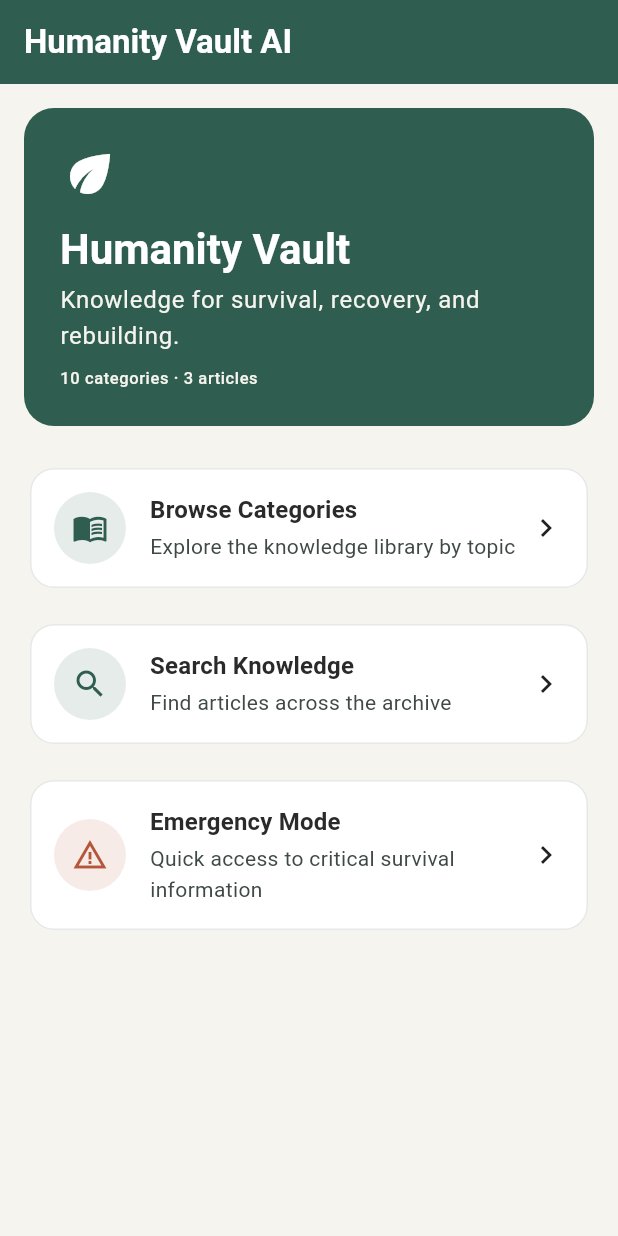
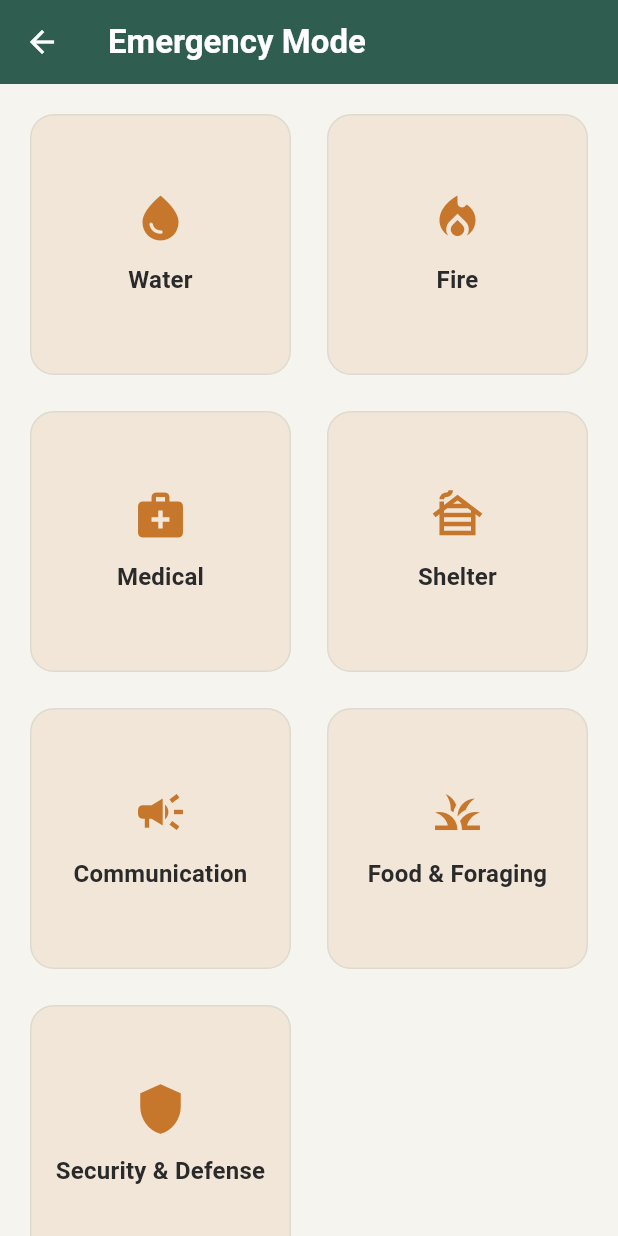
Before and after one commit to Daemonn00/humanity-vault-ai, a Flutter app: the screen it shows after launch, after a tap on "Emergency Mode", on a phone screen of 412 x 824 dp. Run offline on Flutter 3.47's test engine with Material 3 defaults, Android fonts, the phone set to English and light mode, and no system bars.

Commit message:
Implement Emergency Mode MVP
Add a new emergency feature module with a 7-category grid (Water,
Fire, Medical, Shelter, Communication, Food & Foraging, Security &
Defense) and per-category guidance screens, using a calm
prepared/resilient amber accent (#C7772B / #F2E6D8) instead of a red
alert identity. Wire it to the Home screen's Emergency Mode action.

```diff
--- a/humanity_vault_app/lib/core/theme/app_colors.dart
+++ b/humanity_vault_app/lib/core/theme/app_colors.dart
@@ -24,8 +24,11 @@ class AppColors {
   /// Primary text color.
   static const Color textPrimary = Color(0xFF2A2A2A);
 
-  /// Muted alert tone for Emergency Mode, distinct from the gold accent.
-  static const Color emergency = Color(0xFFB5563B);
+  /// Emergency Mode primary tone - prepared and resilient, not alarming.
+  static const Color emergencyPrimary = Color(0xFFC7772B);
+
+  /// Emergency Mode secondary tone - soft background/tint for cards.
+  static const Color emergencySecondary = Color(0xFFF2E6D8);
 
   // ---------------------------------------------------------------------
   // Muted category colors
--- /dev/null
+++ b/humanity_vault_app/lib/features/emergency/data/emergency_repository.dart
@@ -0,0 +1,119 @@
+import 'package:flutter/material.dart';
+
+import '../models/emergency_topic.dart';
+
+/// Provides the list of emergency preparedness topics.
+///
+/// Content is local placeholder guidance for the MVP - no database or
+/// network access is used.
+class EmergencyRepository {
+  static const List<EmergencyTopic> topics = [
+    EmergencyTopic(
+      name: 'Water',
+      icon: Icons.water_drop,
+      steps: [
+        'Locate the nearest available water source.',
+        'Filter out visible debris using cloth or a fine sieve.',
+        'Boil water for at least one minute before drinking.',
+        'Store purified water in clean, covered containers.',
+      ],
+      reminders: [
+        'Never drink untreated water if a safer source is available.',
+        'Boiling does not remove chemical contaminants.',
+        'Ration stored water until a reliable supply is confirmed.',
+      ],
+    ),
+    EmergencyTopic(
+      name: 'Fire',
+      icon: Icons.local_fire_department,
+      steps: [
+        'Choose a clear, sheltered spot away from flammable material.',
+        'Gather dry tinder, kindling, and fuel wood in advance.',
+        'Build a small, controlled flame before adding larger fuel.',
+        'Keep water or sand nearby to extinguish if needed.',
+      ],
+      reminders: [
+        'Never leave a fire unattended.',
+        'Fully extinguish before leaving the area or sleeping.',
+        'Use fire for warmth, cooking, water purification, and signaling.',
+      ],
+    ),
+    EmergencyTopic(
+      name: 'Medical',
+      icon: Icons.medical_services,
+      steps: [
+        'Check the area and the person for immediate danger.',
+        'Check responsiveness, breathing, and visible injuries.',
+        'Apply direct pressure to control any bleeding.',
+        'Keep the person warm, calm, and still while help is sought.',
+      ],
+      reminders: [
+        'Prioritize life-threatening issues first (airway, breathing, bleeding).',
+        'Do not move someone with a suspected spinal injury unless necessary.',
+        'Keep a basic first aid kit accessible at all times.',
+      ],
+    ),
+    EmergencyTopic(
+      name: 'Shelter',
+      icon: Icons.cabin,
+      steps: [
+        'Identify a location protected from wind, rain, and hazards.',
+        'Use available materials (tarps, branches, debris) for cover.',
+        'Insulate the ground to reduce heat loss.',
+        'Keep the shelter entrance small to retain warmth.',
+      ],
+      reminders: [
+        'Protection from the elements is often more urgent than food.',
+        'Avoid low ground prone to flooding or cold air pooling.',
+        'Reinforce shelter before nightfall or worsening weather.',
+      ],
+    ),
+    EmergencyTopic(
+      name: 'Communication',
+      icon: Icons.campaign,
+      steps: [
+        'Identify all available communication tools (radio, phone, signals).',
+        'Conserve device battery by limiting use to essential messages.',
+        'Establish a check-in plan and schedule with your group.',
+        'Use visual or audio signals if electronic communication fails.',
+      ],
+      reminders: [
+        'Three of anything (whistles, flashes, fires) is a recognized distress signal.',
+        'Share your location and plans before separating from a group.',
+        'Keep a written list of important contacts and frequencies.',
+      ],
+    ),
+    EmergencyTopic(
+      name: 'Food & Foraging',
+      icon: Icons.grass,
+      steps: [
+        'Inventory existing food supplies and ration accordingly.',
+        'Identify safe, known food sources before foraging widely.',
+        'Cook foraged food thoroughly when possible.',
+        'Store food securely away from pests and moisture.',
+      ],
+      reminders: [
+        'Never eat unidentified plants, fungi, or berries.',
+        'When in doubt, do without - misidentification can be fatal.',
+        'Prioritize calorie-dense, easy-to-store foods.',
+      ],
+    ),
+    EmergencyTopic(
+      name: 'Security & Defense',
+      icon: Icons.shield,
+      steps: [
+        'Assess surroundings for immediate threats before acting.',
+        'Secure shelter entrances and valuables.',
+        'Stay together as a group and avoid unnecessary risks.',
+        'De-escalate conflicts and avoid confrontation when possible.',
+      ],
+      reminders: [
+        'Awareness and avoidance are the best forms of defense.',
+        'Maintain a low profile to avoid attracting unwanted attention.',
+        'Establish a watch rotation if traveling or sheltering in a group.',
+      ],
+    ),
+  ];
+
+  List<EmergencyTopic> getTopics() => topics;
+}
--- /dev/null
+++ b/humanity_vault_app/lib/features/emergency/models/emergency_topic.dart
@@ -0,0 +1,23 @@
+import 'package:flutter/material.dart';
+
+/// Represents a top-level emergency preparedness category.
+class EmergencyTopic {
+  const EmergencyTopic({
+    required this.name,
+    required this.icon,
+    required this.steps,
+    required this.reminders,
+  });
+
+  /// Display name shown to the user.
+  final String name;
+
+  /// Icon representing the category.
+  final IconData icon;
+
+  /// Step-by-step guidance for this emergency topic.
+  final List<String> steps;
+
+  /// Key reminders to keep in mind for this topic.
+  final List<String> reminders;
+}
--- /dev/null
+++ b/humanity_vault_app/lib/features/emergency/presentation/emergency_category_screen.dart
@@ -0,0 +1,63 @@
+import 'package:flutter/material.dart';
+
+import '../../../core/theme/app_colors.dart';
+import '../../../core/theme/app_spacing.dart';
+import '../../../shared/widgets/bullet_list.dart';
+import '../../../shared/widgets/section_card.dart';
+import '../models/emergency_topic.dart';
+
+/// Displays guidance for a single emergency preparedness topic.
+class EmergencyCategoryScreen extends StatelessWidget {
+  const EmergencyCategoryScreen({super.key, required this.topic});
+
+  final EmergencyTopic topic;
+
+  @override
+  Widget build(BuildContext context) {
+    return Scaffold(
+      appBar: AppBar(
+        title: Text(topic.name),
+      ),
+      body: ListView(
+        padding: const EdgeInsets.all(AppSpacing.screenPadding),
+        children: [
+          Container(
+            width: double.infinity,
+            padding: const EdgeInsets.all(AppSpacing.lg),
+            decoration: BoxDecoration(
+              color: AppColors.emergencyPrimary,
+              borderRadius: BorderRadius.circular(AppSpacing.heroRadius),
+            ),
+            child: Row(
+              children: [
+                Icon(topic.icon, size: 40, color: Colors.white),
+                const SizedBox(width: AppSpacing.md),
+                Expanded(
+                  child: Text(
+                    topic.name,
+                    style:
+                        Theme.of(context).textTheme.headlineSmall?.copyWith(
+                              color: Colors.white,
+                            ),
+                  ),
+                ),
+              ],
+            ),
+          ),
+          const SizedBox(height: AppSpacing.md),
+          SectionCard(
+            icon: Icons.checklist,
+            title: 'What To Do',
+            child: BulletList(items: topic.steps),
+          ),
+          const SizedBox(height: AppSpacing.md),
+          SectionCard(
+            icon: Icons.lightbulb_outline,
+            title: 'Key Reminders',
+            child: BulletList(items: topic.reminders),
+          ),
+        ],
+      ),
+    );
+  }
+}
--- /dev/null
+++ b/humanity_vault_app/lib/features/emergency/presentation/emergency_screen.dart
@@ -0,0 +1,69 @@
+import 'package:flutter/material.dart';
+
+import '../../../core/theme/app_colors.dart';
+import '../../../core/theme/app_spacing.dart';
+import '../data/emergency_repository.dart';
+import 'emergency_category_screen.dart';
+
+/// Displays the Emergency Mode topic grid for fast access to
+/// life-saving knowledge.
+class EmergencyScreen extends StatelessWidget {
+  const EmergencyScreen({super.key});
+
+  @override
+  Widget build(BuildContext context) {
+    final topics = EmergencyRepository().getTopics();
+
+    return Scaffold(
+      appBar: AppBar(
+        title: const Text('Emergency Mode'),
+      ),
+      body: GridView.builder(
+        padding: const EdgeInsets.all(AppSpacing.screenPadding),
+        gridDelegate: const SliverGridDelegateWithFixedCrossAxisCount(
+          crossAxisCount: 2,
+          mainAxisSpacing: AppSpacing.md,
+          crossAxisSpacing: AppSpacing.md,
+          childAspectRatio: 1,
+        ),
+        itemCount: topics.length,
+        itemBuilder: (context, index) {
+          final topic = topics[index];
+          return Card(
+            color: AppColors.emergencySecondary,
+            child: InkWell(
+              borderRadius: BorderRadius.circular(AppSpacing.cardRadius),
+              onTap: () {
+                Navigator.of(context).push(
+                  MaterialPageRoute(
+                    builder: (context) =>
+                        EmergencyCategoryScreen(topic: topic),
+                  ),
+                );
+              },
+              child: Padding(
+                padding: const EdgeInsets.all(AppSpacing.md),
+                child: Column(
+                  mainAxisAlignment: MainAxisAlignment.center,
+                  children: [
+                    Icon(
+                      topic.icon,
+                      size: 36,
+                      color: AppColors.emergencyPrimary,
+                    ),
+                    const SizedBox(height: AppSpacing.sm + AppSpacing.xs),
+                    Text(
+                      topic.name,
+                      textAlign: TextAlign.center,
+                      style: Theme.of(context).textTheme.titleMedium,
+                    ),
+                  ],
+                ),
+              ),
+            ),
+          );
+        },
+      ),
+    );
+  }
+}
--- a/humanity_vault_app/lib/main.dart
+++ b/humanity_vault_app/lib/main.dart
@@ -5,6 +5,7 @@ import 'core/theme/app_spacing.dart';
 import 'core/theme/app_theme.dart';
 import 'features/library/data/articles_repository.dart';
 import 'features/library/data/categories_repository.dart';
+import 'features/emergency/presentation/emergency_screen.dart';
 import 'features/library/presentation/categories_screen.dart';
 import 'features/library/presentation/search_screen.dart';
 import 'shared/widgets/action_card.dart';
@@ -119,9 +120,15 @@ class HomeScreen extends StatelessWidget {
             icon: Icons.warning_amber,
             title: 'Emergency Mode',
             subtitle: 'Quick access to critical survival information',
-            iconBackgroundColor: AppColors.emergency.withValues(alpha: 0.12),
-            iconColor: AppColors.emergency,
-            onTap: () {},
+            iconBackgroundColor: AppColors.emergencySecondary,
+            iconColor: AppColors.emergencyPrimary,
+            onTap: () {
+              Navigator.of(context).push(
+                MaterialPageRoute(
+                  builder: (context) => const EmergencyScreen(),
+                ),
+              );
+            },
           ),
         ],
       ),
```
